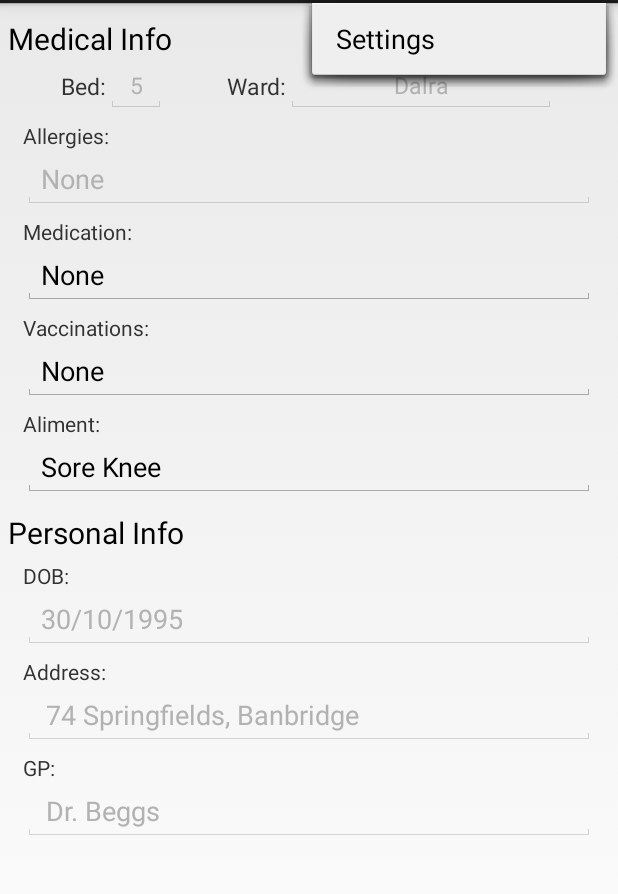
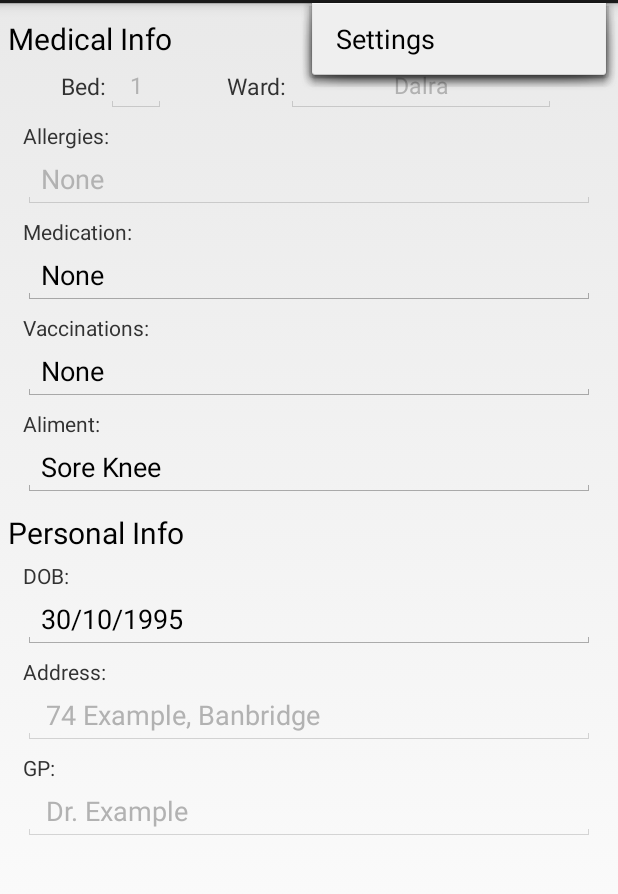
Before and after one commit to Rory-Powell/hackathon-app, an Android app: the screen it shows after launch (MainActivity), with the options menu open, on a phone screen of 412 x 824 dp, the part 69-963 px from its top. Run offline under Robolectric (Android 15) with nearby library versions, the light colour scheme and no system bars; 2 statements that could not run were skipped.

Commit message:
Updated: Strings.xml to include the resources need for 'fragment_info_patient.xml'

```diff
--- a/MedManagerUI/app/src/main/res/layout/fragment_info_patient.xml
+++ b/MedManagerUI/app/src/main/res/layout/fragment_info_patient.xml
@@ -50,7 +50,7 @@
                 android:inputType="number"
                 android:ems="10"
                 android:id="@+id/patientBed"
-                android:text="5"
+                android:text="@string/patientBedData"
                 android:textAlignment="center"
                 android:editable="false"
                 android:enabled="false"
@@ -74,7 +74,7 @@
                 android:inputType="text"
                 android:ems="10"
                 android:id="@+id/patientWard"
-                android:text="Dalra"
+                android:text="@string/patientWardData"
                 android:textAlignment="center"
                 android:editable="false"
                 android:enabled="false"
@@ -97,8 +97,7 @@
                 android:inputType="date"
                 android:ems="10"
                 android:id="@+id/patientAllergies"
-            android:hint="30/10/1995"
-            android:text="None"
+                android:text="@string/patientAllergiesData"
                 android:enabled="false"
                 android:layout_marginLeft="15dp"
                 android:layout_marginRight="15dp" />
@@ -120,7 +119,7 @@
                 android:id="@+id/patientMedication"
                 android:layout_marginLeft="15dp"
                 android:layout_marginRight="15dp"
-            android:text="None" />
+                android:text="@string/patientMedicationData" />
 
             <TextView
                 android:layout_width="wrap_content"
@@ -139,7 +138,7 @@
                 android:id="@+id/patientVaccinations"
                 android:layout_marginLeft="15dp"
                 android:layout_marginRight="15dp"
-            android:text="None" />
+                android:text="@string/patientVaccinationsData" />
 
             <TextView
                 android:layout_width="wrap_content"
@@ -158,7 +157,7 @@
                 android:id="@+id/patientAliment"
                 android:layout_marginLeft="15dp"
                 android:layout_marginRight="15dp"
-            android:text="Sore Knee" />
+                android:text="@string/patientAlimentData" />
 
         <TextView
             android:layout_width="wrap_content"
@@ -185,11 +184,11 @@
             android:inputType="date"
             android:ems="10"
             android:id="@+id/patientDOB"
-            android:hint="30/10/1995"
-            android:text="30/10/1995"
-            android:enabled="false"
+            android:text="@string/patientDOBData"
+            android:enabled="true"
             android:layout_marginLeft="15dp"
-            android:layout_marginRight="15dp" />
+            android:layout_marginRight="15dp"
+            android:editable="false" />
 
         <TextView
             android:layout_width="wrap_content"
@@ -206,8 +205,7 @@
             android:inputType="textMultiLine"
             android:ems="10"
             android:id="@+id/patientAddress"
-            android:hint="74 BlahBlah"
-            android:text="74 Springfields, Banbridge"
+            android:text="@string/patientAddressData"
             android:enabled="false"
             android:paddingLeft="15dp"
             android:layout_marginLeft="15dp"
@@ -226,8 +224,7 @@
             android:layout_width="match_parent"
             android:layout_height="wrap_content"
             android:id="@+id/patientDoctor"
-            android:hint="Dr Couples"
-            android:text="Dr. Beggs"
+            android:text="@string/patientDoctorData"
             android:enabled="false"
             android:paddingLeft="15dp"
             android:layout_marginLeft="15dp"
--- a/MedManagerUI/app/src/main/res/values/strings.xml
+++ b/MedManagerUI/app/src/main/res/values/strings.xml
@@ -17,4 +17,15 @@
     <string name="cancel_Dialog">Cancel</string>
     <string name="save_Dialog">Save</string>
 
+    <!--Ryan's Strings-->
+    <string name="patientBedData">1</string>
+    <string name="patientWardData">Dalra</string>
+    <string name="patientAllergiesData">None</string>
+    <string name="patientMedicationData">None</string>
+    <string name="patientVaccinationsData">None</string>
+    <string name="patientAlimentData">Sore Knee</string>
+    <string name="patientDOBData">30/10/1995</string>
+    <string name="patientAddressData">74 Example, Banbridge</string>
+    <string name="patientDoctorData">Dr. Example</string>
+
 </resources>
```
Also changed, not shown: 1 other file. Lines whose indentation alone changed are shown as unchanged.
